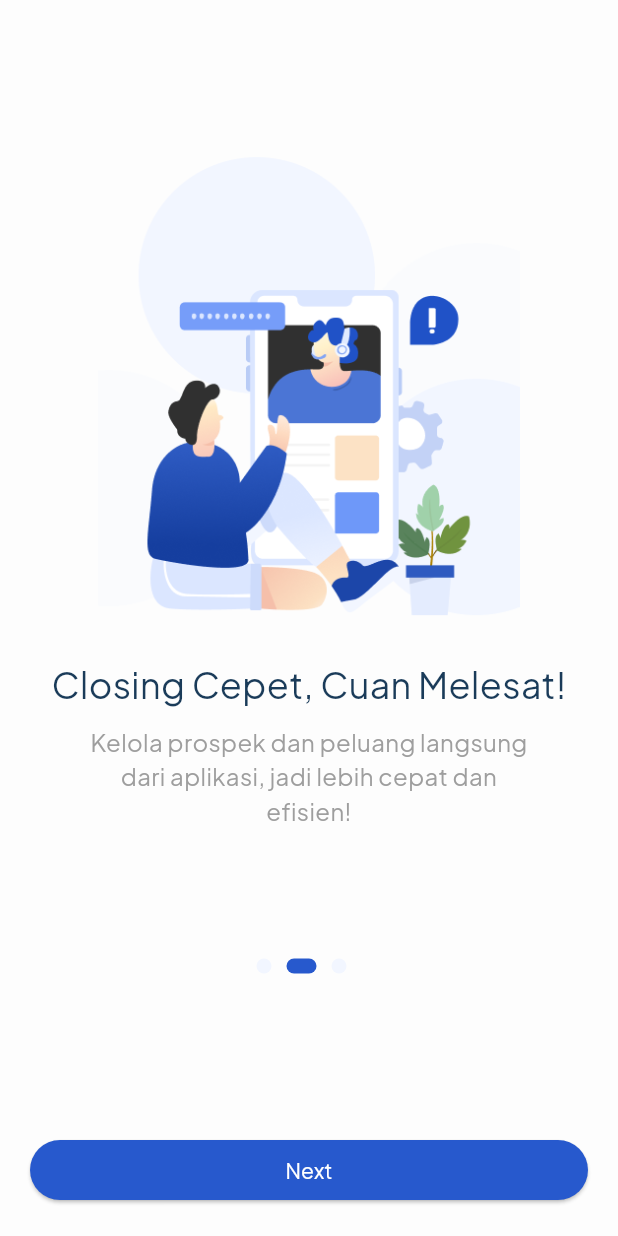
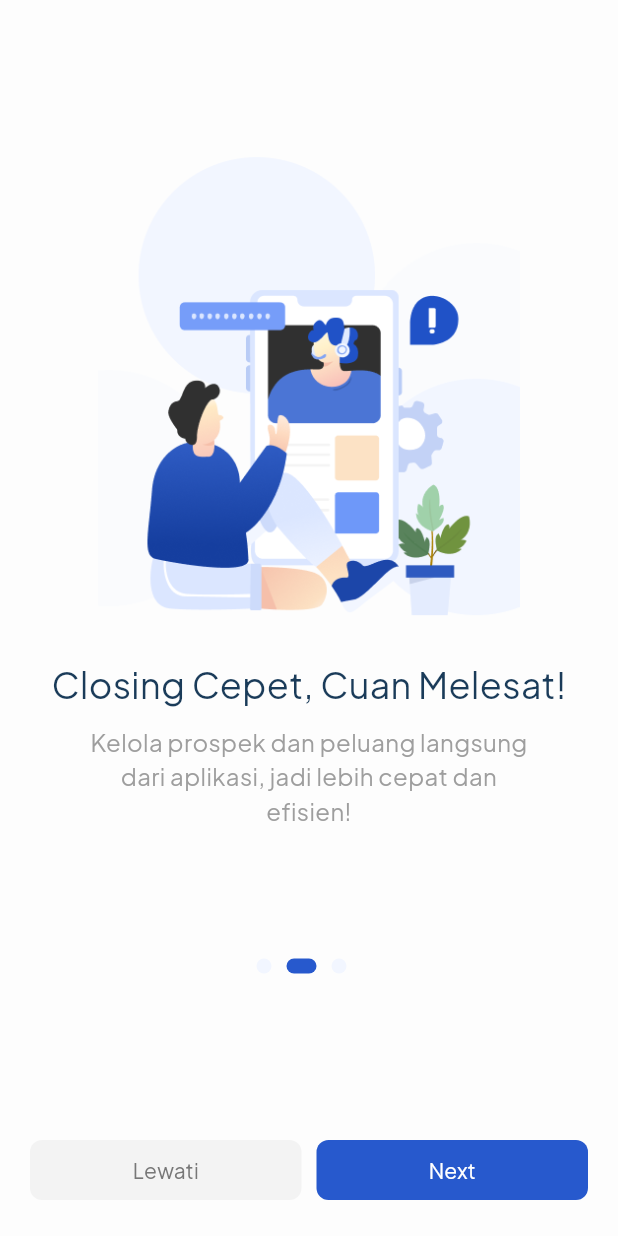
Before and after one commit to khadijahpassa/trusin-app, a Flutter app: the screen it shows after launch, after a tap on "Next", on a phone screen of 412 x 824 dp. Run offline on Flutter 3.47's test engine with Material 3 defaults, Android fonts, the phone set to English and light mode, and no system bars; our stand-ins replace cloud_firestore, dotted_border, firebase_auth, firebase_core, flutter_svg, get and 6 more; accounts and stored records are empty.

Commit message:
fixing onboarding

```diff
--- a/lib/main.dart
+++ b/lib/main.dart
@@ -13,7 +13,6 @@ import 'package:trusin_app/controllers/register_supervisor_controller.dart';
 import 'package:trusin_app/controllers/verify_controller.dart';
 import 'package:trusin_app/firebase_options.dart';
 import 'package:trusin_app/ui/customer-services/dashboard-cs/components/bottom_navbar_cs.dart';
-import 'package:trusin_app/ui/customer-services/quotation/quotation-screen/quotation_screen.dart';
 import 'package:trusin_app/ui/general/auth/cs/register_screen_cs.dart';
 import 'package:trusin_app/ui/general/auth/forgot_password_screen.dart';
 import 'package:trusin_app/ui/general/auth/login_screen.dart';
@@ -69,6 +68,7 @@ class MyApp extends StatelessWidget {
       ),
       initialRoute: '/',  // Route pertama yang dibuka
       getPages: [
+
         GetPage(name: '/', page: ()=> OnboardingScreen()),
         GetPage(name: '/login', page: ()=> LoginScreen()),
         GetPage(name: '/forgot-password', page: ()=> ForgotPasswordScreen()),
--- a/lib/ui/onboarding/components/body.dart
+++ b/lib/ui/onboarding/components/body.dart
@@ -12,10 +12,9 @@ class Body extends StatefulWidget {
 
 class _BodyState extends State<Body> {
   int currentPage = 0;
-
   final PageController _pageController = PageController();
 
-  List<Map<String, String>> onboardingData = [
+  static const List<Map<String, String>> onboardingData = [
     {
       "text": "Pantau & Atur Penjualan Tanpa Ribet!",
       "image": "assets/images/onboarding_1.png",
@@ -35,6 +34,7 @@ class _BodyState extends State<Body> {
           "Pantau setiap peluang dan tindak lanjuti dengan tepat waktu, biar penjualan makin lancar!"
     },
   ];
+
   @override
   Widget build(BuildContext context) {
     return Scaffold(
@@ -45,83 +45,99 @@ class _BodyState extends State<Body> {
           children: [
             Expanded(
               flex: 3,
-              child: SizedBox(
-                  width: double.infinity,
               child: PageView.builder(
                 controller: _pageController,
+                itemCount: onboardingData.length,
                 onPageChanged: (value) {
                   setState(() {
                     currentPage = value;
                   });
                 },
-                      itemCount: onboardingData.length,
-                      // itembuilder: ngebuat jembatan (jembatan antara UI dan data)
                 itemBuilder: (context, index) => OnboardingContent(
                   text: onboardingData[index]["text"]!,
                   image: onboardingData[index]["image"]!,
-                          description: onboardingData[index]["description"]!))),
-
-              // safearea: biar gak nutupin sama sistem
+                  description: onboardingData[index]["description"]!,
                 ),
-            // buat bikin dots indicator
-            // biar gaada blank space,untuk jadiin widget kita bisa memanfaatkan ruang kosong yg ada
+              ),
+            ),
             Expanded(
               child: Row(
                 mainAxisAlignment: MainAxisAlignment.center,
-              // list.generate : buat ngehasilin sejumlah widet dots sesuai dengan panjang splashdata
                 children: List.generate(
-                  // bikin method extraction, kita pake index lagi, biar dimulai dari 0 lagi
                   onboardingData.length,
-                  (index) => _dotsIndicator(index: index)),
-            )),
+                  (index) => _dotsIndicator(index: index),
+                ),
+              ),
+            ),
             Padding(
               padding: const EdgeInsets.all(20),
-              child: SizedBox(
-                width: double.infinity,
-                // elevatedbutton: paling normal, belum ada styling jadi bisa dikasih styling
-                child: ElevatedButton(
-                    style: ElevatedButton.styleFrom(
+              child: Row(
+                children: [
+                  _buildButton(
+                    label: "Lewati",
+                    backgroundColor: secondary300,
+                    textColor: text500,
+                    onPressed: () => Get.toNamed('/login'),
+                  ),
+                  const SizedBox(width: 10),
+                  _buildButton(
+                    label: currentPage == onboardingData.length - 1
+                        ? "Start"
+                        : "Next",
                     backgroundColor: primary400,
-                    ),
-                    //representasi dari function kosongan (jadi kita mau isi nanti)
-                    //onPressed: action waktu user mau click button
+                    textColor: Colors.white,
                     onPressed: () {
-                      // ketika currentpage nya = splash data, array itu mempresentasikan data. -1 karena dia index
                       if (currentPage == onboardingData.length - 1) {
-                        // kode yang digunakan untuk berpindah antar halaman
                         Get.toNamed('/login');
                       } else {
-                        //ini untuk swipe ke slide berikutnya, jadi kalau belum sampe slide akhir, buttonnya itu bakal menggerakkan ke halaman berikutnya dengan animatetopage
-                        _pageController.animateToPage(currentPage + 1,
-                            duration: animationDuration, curve: Curves.ease);
+                        _pageController.nextPage(
+                          duration: animationDuration,
+                          curve: Curves.ease,
+                        );
                       }
                     },
-                    child: Text(
-                      currentPage == onboardingData.length - 1 ? "Start" : "Next",
-                      style: const TextStyle(color: Colors.white),
-                    )),
                   ),
-            )
+                ],
+              ),
+            ),
           ],
         ),
       ),
     );
   }
+
+  Widget _buildButton({
+    required String label,
+    required VoidCallback onPressed,
+    required Color backgroundColor,
+    required Color textColor,
+  }) {
+    return Expanded(
+      child: ElevatedButton(
+        style: ElevatedButton.styleFrom(
+          backgroundColor: backgroundColor,
+          elevation: 0,
+          shape: RoundedRectangleBorder(
+            borderRadius:
+                BorderRadius.circular(8),
+          ),
+        ),
+        onPressed: onPressed,
+        child: Text(label, style: TextStyle(color: textColor)),
+      ),
+    );
+  }
+
   AnimatedContainer _dotsIndicator({required int index}) {
-
     return AnimatedContainer(
       margin: const EdgeInsets.only(right: 10),
-      // decor dots indicator
-      decoration: BoxDecoration(
-        borderRadius: BorderRadius.circular(5),
-        // ini if else untuk perubahan warna dots indicatornya
-        color: currentPage == index ? primary400 : lightBlue,
-      ),
-      // kalau di halaman yg aktif, widthnya bakal 20 sama warnanya bakal primary, kalau gak aktif widthnya 10 sama colornya abuabu
       width: currentPage == index ? 20 : 10,
       height: 10,
       duration: animationDuration,
+      decoration: BoxDecoration(
+        color: currentPage == index ? primary400 : lightBlue,
+        borderRadius: BorderRadius.circular(5),
+      ),
     );
   }
-
 }
```
Also changed, not shown: assets/images/logo_app.png (added), 7 other files. Lines whose indentation alone changed are shown as unchanged.
